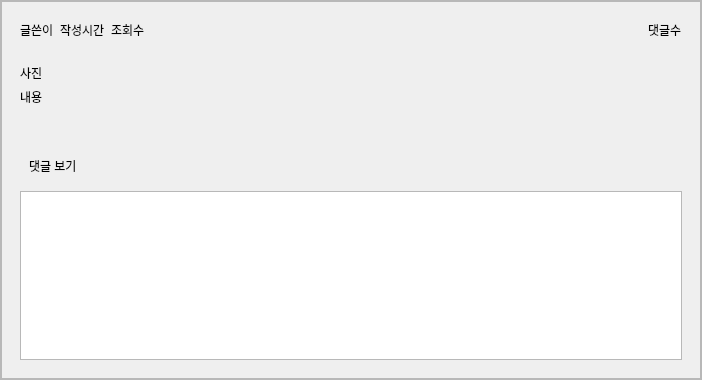
First picture: the form in UI/UI_board_read.ui, repository guaba98/class_album, before the edit.
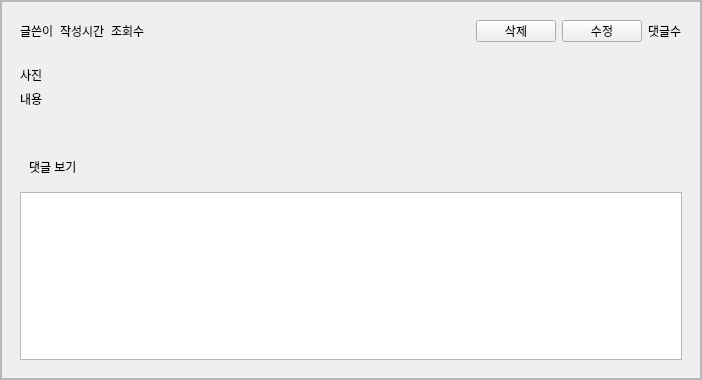
Second picture: the form after the edit.

Commit message: 0722 ui 수정(메인위젯 로그아웃, 글 수정 및 삭제버튼 추가)

```diff
--- a/UI/UI_board_read.ui
+++ b/UI/UI_board_read.ui
@@ -114,6 +114,20 @@
                </property>
               </spacer>
              </item>
+             <item>
+              <widget class="QPushButton" name="del_btn">
+               <property name="text">
+                <string>삭제</string>
+               </property>
+              </widget>
+             </item>
+             <item>
+              <widget class="QPushButton" name="edit_btn">
+               <property name="text">
+                <string>수정</string>
+               </property>
+              </widget>
+             </item>
              <item>
               <widget class="QLabel" name="commnets_cnt_lab">
                <property name="text">
```
The commit also changes 5 other files.
